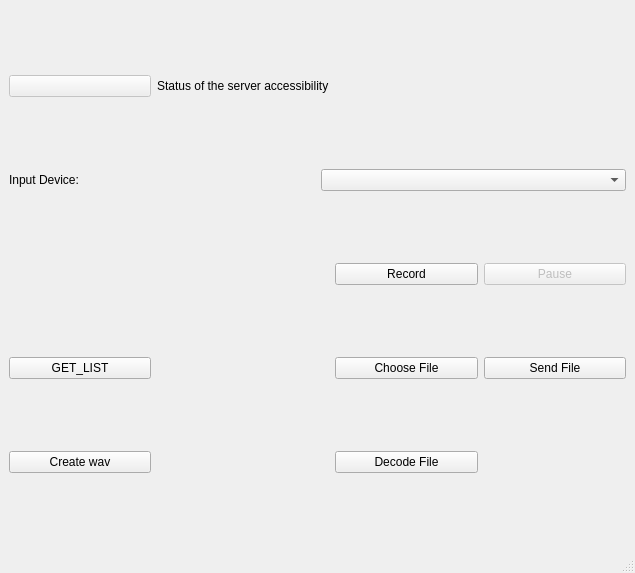
Before: the Qt Designer form audiorecorder.ui in DawidNieborak/TransferViaSound, drawn with Qt 5.
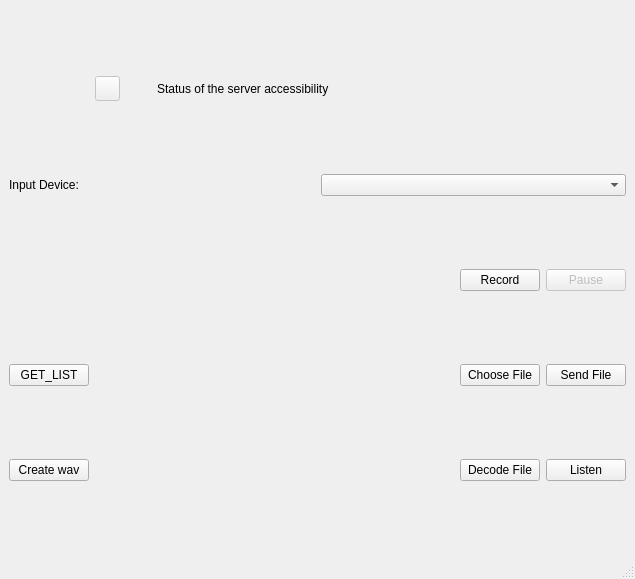
After: the same form once the commit is applied.

Commit message: audioFFT class implemenatation

The edit to the form file:
```diff
--- a/audiorecorder.ui
+++ b/audiorecorder.ui
@@ -7,7 +7,7 @@
     <x>0</x>
     <y>0</y>
     <width>635</width>
-    <height>573</height>
+    <height>579</height>
    </rect>
   </property>
   <property name="windowTitle">
@@ -15,13 +15,10 @@
   </property>
   <widget class="QWidget" name="centralwidget">
    <layout class="QGridLayout" name="gridLayout_3">
-    <item row="2" column="3">
-     <widget class="QPushButton" name="pauseButton">
-      <property name="enabled">
-       <bool>false</bool>
-      </property>
+    <item row="2" column="5">
+     <widget class="QPushButton" name="recordButton">
       <property name="text">
-       <string>Pause</string>
+       <string>Record</string>
       </property>
      </widget>
     </item>
@@ -32,28 +29,34 @@
       </property>
      </widget>
     </item>
-    <item row="4" column="2">
+    <item row="4" column="5">
      <widget class="QPushButton" name="decodeFile">
       <property name="text">
        <string>Decode File</string>
       </property>
      </widget>
     </item>
-    <item row="2" column="2">
-     <widget class="QPushButton" name="recordButton">
-      <property name="text">
-       <string>Record</string>
-      </property>
-     </widget>
-    </item>
-    <item row="3" column="3">
+    <item row="3" column="6">
      <widget class="QPushButton" name="sendButton">
       <property name="text">
        <string>Send File</string>
       </property>
      </widget>
     </item>
-    <item row="1" column="0" colspan="4">
+    <item row="0" column="2">
+     <widget class="QLabel" name="label_2">
+      <property name="maximumSize">
+       <size>
+        <width>250</width>
+        <height>50</height>
+       </size>
+      </property>
+      <property name="text">
+       <string>Status of the server accessibility</string>
+      </property>
+     </widget>
+    </item>
+    <item row="1" column="0" colspan="7">
      <layout class="QGridLayout" name="gridLayout_2">
       <item row="0" column="0">
        <widget class="QLabel" name="label">
@@ -71,19 +74,6 @@
       </item>
      </layout>
     </item>
-    <item row="0" column="0">
-     <widget class="QPushButton" name="statusBtn">
-      <property name="enabled">
-       <bool>false</bool>
-      </property>
-      <property name="text">
-       <string/>
-      </property>
-      <property name="flat">
-       <bool>false</bool>
-      </property>
-     </widget>
-    </item>
     <item row="3" column="0">
      <widget class="QPushButton" name="pushButton">
       <property name="text">
@@ -91,17 +81,52 @@
       </property>
      </widget>
     </item>
-    <item row="3" column="2">
+    <item row="3" column="5">
      <widget class="QPushButton" name="file">
       <property name="text">
        <string>Choose File</string>
       </property>
      </widget>
     </item>
-    <item row="0" column="1">
-     <widget class="QLabel" name="label_2">
+    <item row="2" column="6">
+     <widget class="QPushButton" name="pauseButton">
+      <property name="enabled">
+       <bool>false</bool>
+      </property>
       <property name="text">
-       <string>Status of the server accessibility</string>
+       <string>Pause</string>
+      </property>
+     </widget>
+    </item>
+    <item row="0" column="1" alignment="Qt::AlignLeft">
+     <widget class="QPushButton" name="statusBtn">
+      <property name="enabled">
+       <bool>false</bool>
+      </property>
+      <property name="minimumSize">
+       <size>
+        <width>25</width>
+        <height>25</height>
+       </size>
+      </property>
+      <property name="maximumSize">
+       <size>
+        <width>25</width>
+        <height>25</height>
+       </size>
+      </property>
+      <property name="text">
+       <string/>
+      </property>
+      <property name="flat">
+       <bool>false</bool>
+      </property>
+     </widget>
+    </item>
+    <item row="4" column="6">
+     <widget class="QPushButton" name="listenBtn">
+      <property name="text">
+       <string>Listen</string>
       </property>
      </widget>
     </item>
```
Left out of the diff: 14 changed lines with no effect on the pictures. The commit also changes 8 other files.
